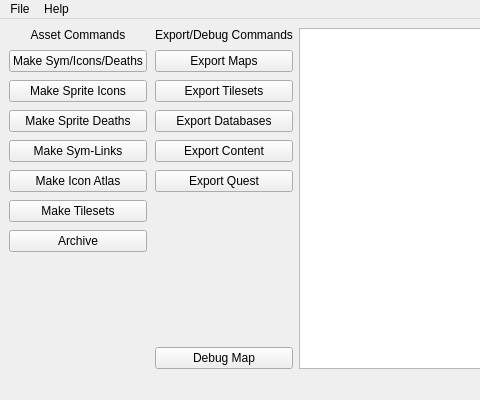
First picture: the form in exporter/views/exporter_main_view.ui, repository thisisnotruben/ToW-tools, before the edit; both pictures show x 0 to 480 and y 0 to 400 of the 800 by 400 pixel window.
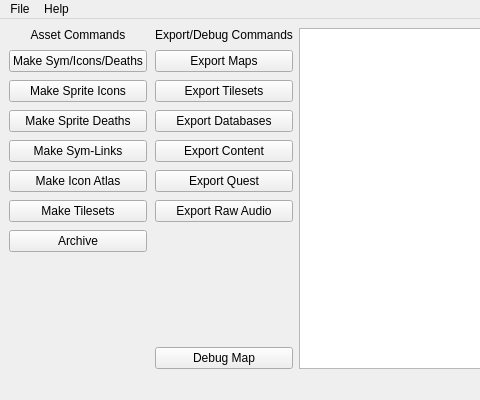
Second picture: the form after the edit. Icons and pictures are not drawn.

Commit message: bugs fixes and able to export raw audio now

The edit to the form file:
```diff
--- a/exporter/views/exporter_main_view.ui
+++ b/exporter/views/exporter_main_view.ui
@@ -192,6 +192,16 @@
           </property>
          </widget>
         </item>
+        <item>
+         <widget class="QPushButton" name="export_raw_audio">
+          <property name="toolTip">
+           <string>EXPORT_AUDIO</string>
+          </property>
+          <property name="text">
+           <string>Export Raw Audio</string>
+          </property>
+         </widget>
+        </item>
         <item>
          <spacer name="asset_layout_spacer">
           <property name="orientation">
```
Left out of the diff: 2 changed lines with no effect on the pictures. The commit also changes 6 other files.
